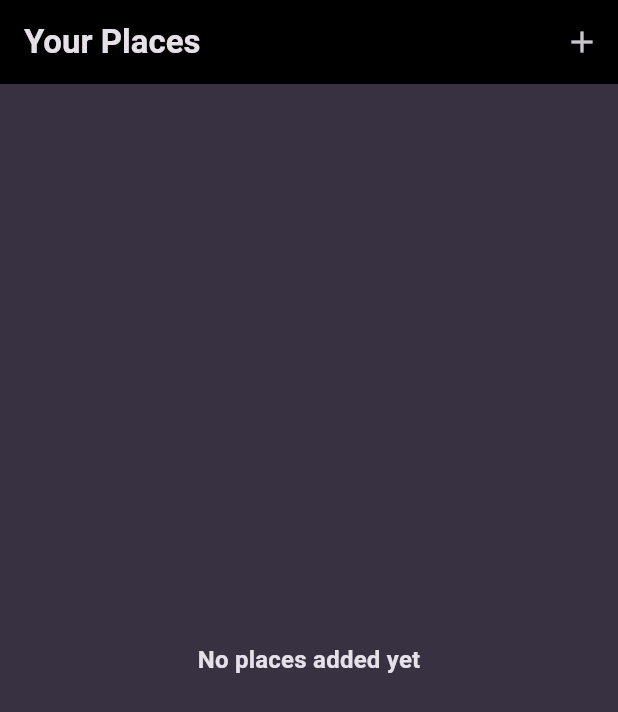
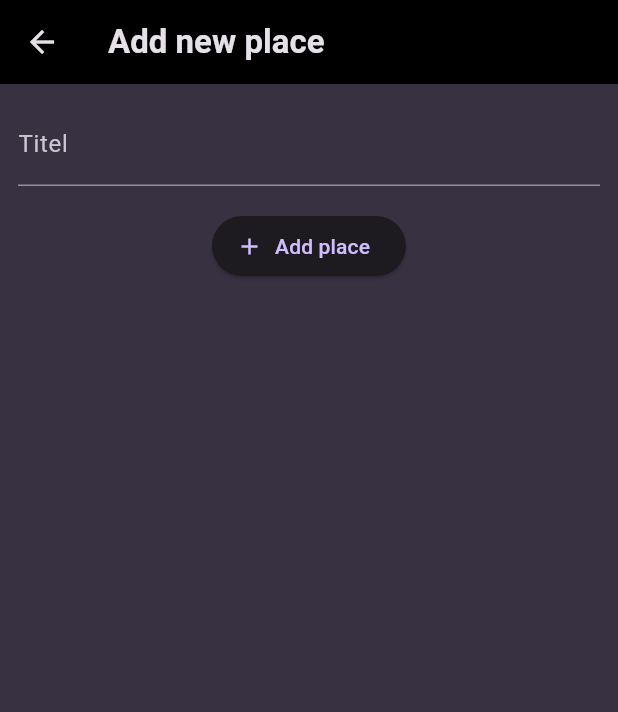
Before and after one commit to AhmadWannous/Flutter-Favorite-Places, a Flutter app: the screen it shows after launch, after a tap on the "add" icon, on a phone screen of 412 x 824 dp. Shown: the top 712 px of the screen. Run offline on Flutter 3.47's test engine with Material 3 defaults, Android fonts, the phone set to English and light mode, and no system bars; our stand-ins replace google_fonts.

Commit message:
AddPlaces

```diff
--- /dev/null
+++ b/lib/screens/add_places.dart
@@ -0,0 +1,50 @@
+import 'package:flutter/material.dart';
+
+class AddPlaceScreen extends StatefulWidget {
+  const AddPlaceScreen({super.key});
+
+  @override
+  State<AddPlaceScreen> createState() {
+    return _AddPlaceScreensState();
+  }
+}
+
+class _AddPlaceScreensState extends State<AddPlaceScreen> {
+  final _titelControllar = TextEditingController();
+
+  @override
+  void dispose() {
+    _titelControllar.dispose();
+    super.dispose();
+  }
+
+  @override
+  Widget build(BuildContext context) {
+    return Scaffold(
+      appBar: AppBar(
+        title: const Text('Add new place'),
+        backgroundColor: Colors.black,
+      ),
+      body: SingleChildScrollView(
+        padding: const EdgeInsets.all(12),
+        child: Column(
+          children: [
+            TextField(
+              decoration: const InputDecoration(labelText: 'Titel'),
+              controller: _titelControllar,
+              style: TextStyle(
+                color: Theme.of(context).colorScheme.onSurface,
+              ),
+            ),
+            const SizedBox(height: 16),
+            ElevatedButton.icon(
+              onPressed: () {},
+              icon: const Icon(Icons.add),
+              label: const Text('Add place'),
+            ),
+          ],
+        ),
+      ),
+    );
+  }
+}
--- a/lib/screens/places.dart
+++ b/lib/screens/places.dart
@@ -1,3 +1,4 @@
+import 'package:favorite_places/screens/add_places.dart';
 import 'package:flutter/material.dart';
 
 import 'package:favorite_places/widgets/places_list.dart';
@@ -13,7 +14,13 @@ class PlacesScreen extends StatelessWidget {
         title: const Text('Your Places'),
         actions: [
           IconButton(
-            onPressed: () {},
+            onPressed: () {
+              Navigator.of(context).push(
+                MaterialPageRoute(
+                  builder: (ctx) => const AddPlaceScreen(),
+                ),
+              );
+            },
             icon: const Icon(Icons.add),
           ),
         ],
```
Also changed, not shown: lib/screens/add_place.dart (deleted).
